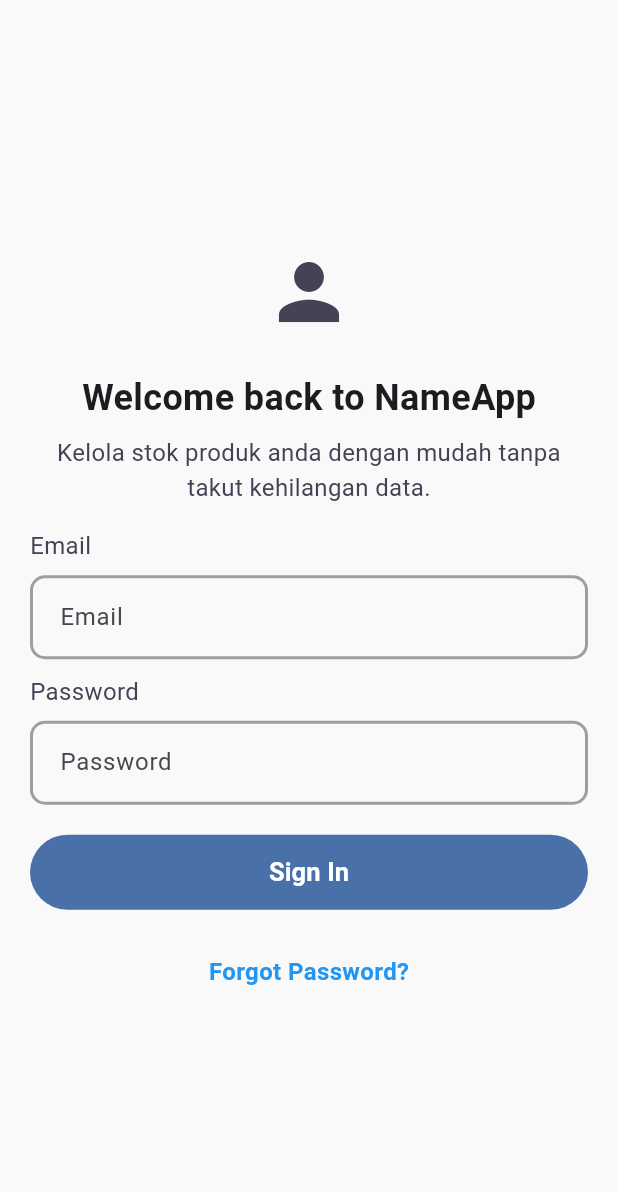
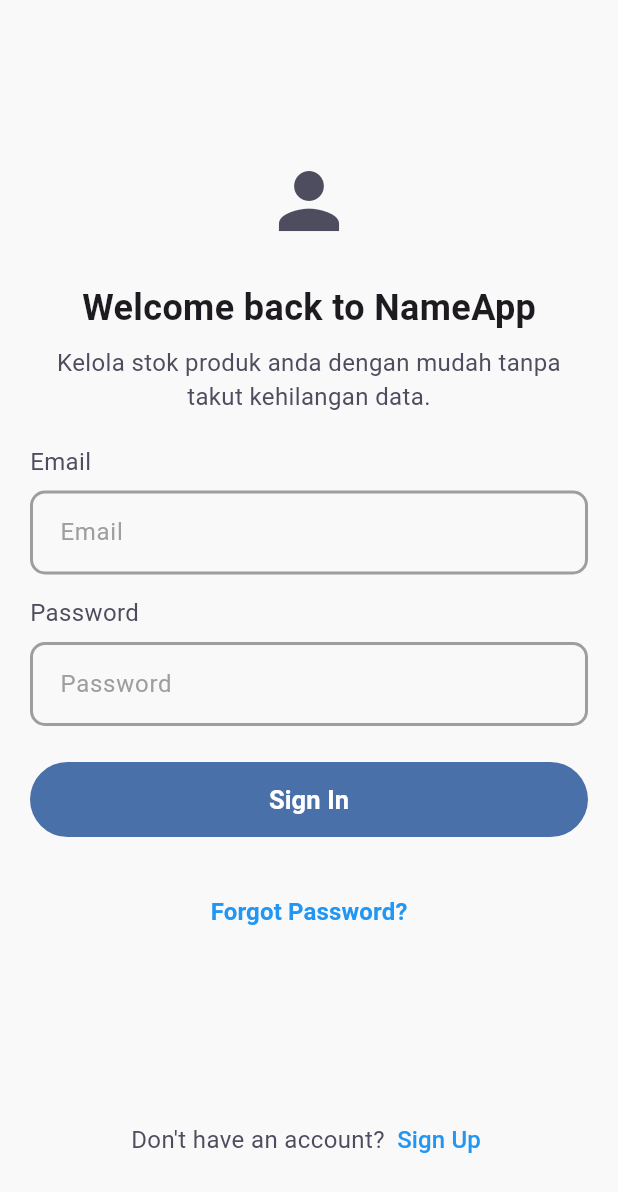
Before and after one commit to malfnafizky/demo-app-flutter, a Flutter app: the screen it shows after launch, on a phone screen of 412 x 824 dp. Shown: the top 1192 px of the screen. Run offline on Flutter 3.47's test engine with Material 3 defaults, Android fonts, the phone set to English and light mode, and no system bars.

Commit message:
aga pusing masalah route

```diff
--- a/lib/core/app_color.dart
+++ b/lib/core/app_color.dart
@@ -4,7 +4,7 @@ class AppPallete {
   static const Color primaryColor = Color(0xff4A70A9);
   static const Color secondaryColor = Color(0xff8FABD4);
   static const Color backgroundColor = Color(0xffF9F9F9);
-  static const Color greyColor = Color(0xFF444355);
+  static const Color greyColor = Color(0xFF4E4D5F);
   static const Color blackColor = Color(0xFF181820);
   static const Color whiteColor = Color(0xFFFFFFFF);
   static const Color borderColor = Color(0xFF9E9E9E);
--- a/lib/pages/auth/login_page.dart
+++ b/lib/pages/auth/login_page.dart
@@ -27,9 +27,9 @@ class _LoginPageState extends State<LoginPage> {
       body: Padding(
         padding: const EdgeInsets.all(20),
         child: Center(
+          child: SingleChildScrollView(
             child: Column(
               mainAxisAlignment: MainAxisAlignment.center,
-            crossAxisAlignment: CrossAxisAlignment.center,
               children: [
                 const Icon(Icons.person, size: 60, color: AppPallete.greyColor),
                 const SizedBox(height: 24),
@@ -43,33 +43,41 @@ class _LoginPageState extends State<LoginPage> {
                   style: TextStyle(fontSize: 16, color: AppPallete.greyColor),
                   textAlign: TextAlign.center,
                 ),
-              const SizedBox(height: 16),
+                const SizedBox(height: 20),
                 Column(
                   crossAxisAlignment: CrossAxisAlignment.start,
                   children: [
                     const Text(
                       'Email',
-                    style: TextStyle(fontSize: 16, color: AppPallete.greyColor),
+                      style: TextStyle(
+                        fontSize: 16,
+                        color: AppPallete.greyColor,
+                      ),
                     ),
                     const SizedBox(height: 8),
                     InputField(hintText: 'Email', controller: _emailController),
-                  const SizedBox(height: 10),
+                    const SizedBox(height: 14),
                     const Text(
                       'Password',
-                    style: TextStyle(fontSize: 16, color: AppPallete.greyColor),
+                      style: TextStyle(
+                        fontSize: 16,
+                        color: AppPallete.greyColor,
+                      ),
                     ),
                     const SizedBox(height: 8),
                     InputField(
                       hintText: 'Password',
                       controller: _passwordController,
+                      isObsecureText: true,
                     ),
-                  const SizedBox(height: 20),
+                    const SizedBox(height: 24),
                     DefaultButton(buttonText: 'Sign In', onPressed: () {}),
-                  const SizedBox(height: 20),
                   ],
                 ),
-              const SizedBox(height: 10),
-              const Text(
+                const SizedBox(height: 26),
+                TextButton(
+                  onPressed: () {},
+                  child: Text(
                     'Forgot Password?',
                     style: TextStyle(
                       fontSize: 16,
@@ -77,8 +85,32 @@ class _LoginPageState extends State<LoginPage> {
                       fontWeight: FontWeight.w600,
                     ),
                   ),
+                ),
               ],
             ),
+          ),
+        ),
+      ),
+      bottomNavigationBar: Padding(
+        padding: const EdgeInsets.only(bottom: 40),
+        child: Row(
+          mainAxisAlignment: MainAxisAlignment.center,
+          children: [
+            Text(
+              "Don't have an account? ",
+              style: TextStyle(fontSize: 16, color: AppPallete.greyColor),
+            ),
+            TextButton(
+              onPressed: () {},
+              style: ButtonStyle(
+                padding: WidgetStateProperty.all(EdgeInsets.zero),
+              ),
+              child: Text(
+                "Sign Up",
+                style: TextStyle(fontSize: 16, color: Colors.blue),
+              ),
+            ),
+          ],
         ),
       ),
     );
--- /dev/null
+++ b/lib/pages/auth/splash_page.dart
@@ -0,0 +1,10 @@
+import 'package:flutter/material.dart';
+
+class SplashPage extends StatelessWidget {
+  const SplashPage({super.key});
+
+  @override
+  Widget build(BuildContext context) {
+    return const Placeholder();
+  }
+}
--- a/lib/widgets/input_field.dart
+++ b/lib/widgets/input_field.dart
@@ -1,3 +1,4 @@
+import 'package:demo_app/core/app_color.dart';
 import 'package:flutter/material.dart';
 
 class InputField extends StatelessWidget {
@@ -16,7 +17,10 @@ class InputField extends StatelessWidget {
   Widget build(BuildContext context) {
     return TextFormField(
       controller: controller,
-      decoration: InputDecoration(hintText: hintText),
+      decoration: InputDecoration(
+        hintText: hintText,
+        hintStyle: TextStyle(color: AppPallete.borderColor),
+      ),
       validator: (value) {
         if (value!.isEmpty) {
           return '$hintText is missing';
```
Lines whose indentation alone changed are shown as unchanged.
